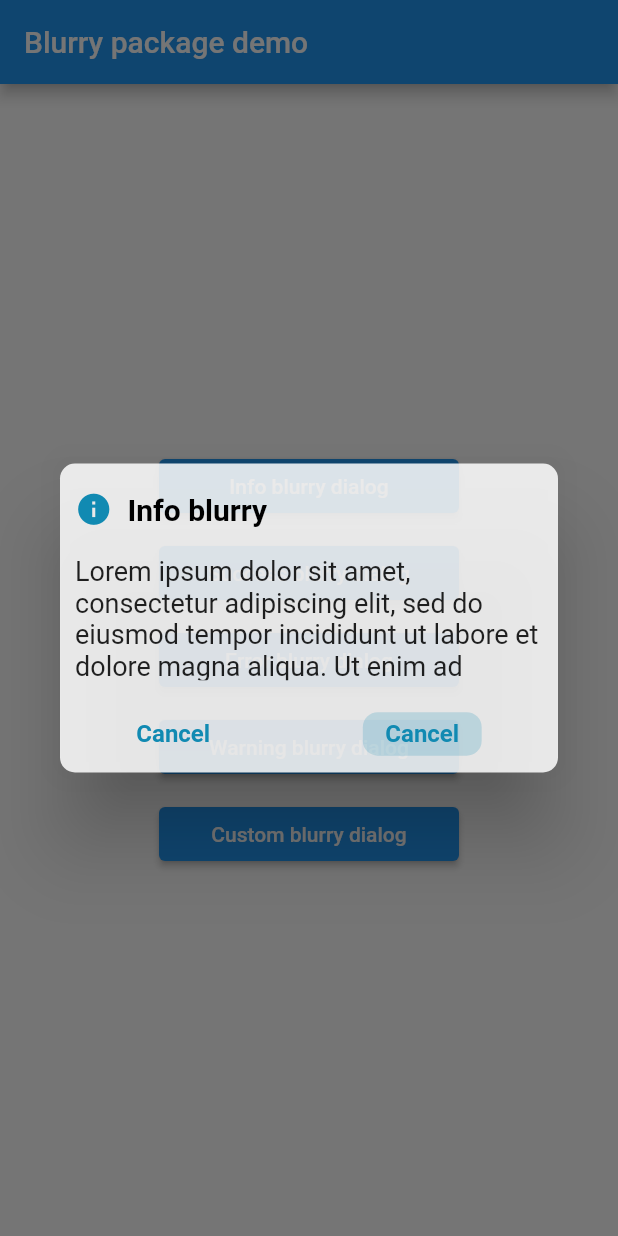
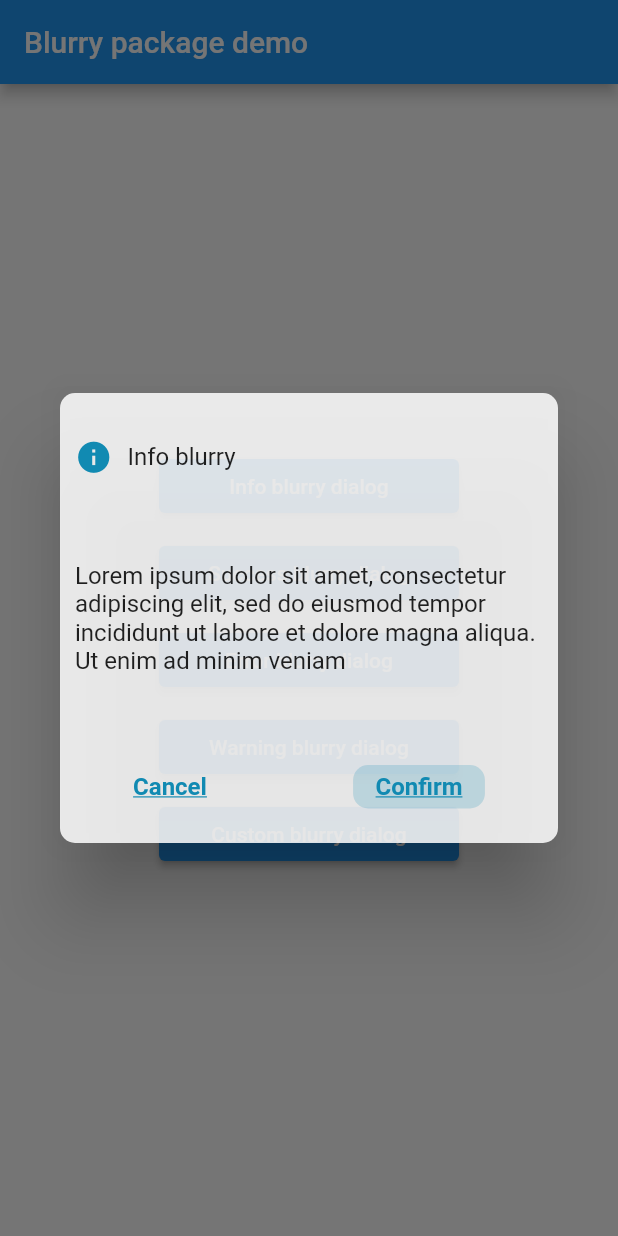
Before and after one commit to koukibadr/Blurry, a Flutter app: the screen it shows after launch, after a tap on "Info blurry dialog", on a phone screen of 412 x 824 dp. Run offline on Flutter 3.47's test engine with Material 2 defaults, Android fonts, the phone set to English and light mode, and no system bars; Roboto replaces fonts that are missing (Zen).

Commit message:
fix button text display, add height parameter to main widget

```diff
--- a/example/lib/main.dart
+++ b/example/lib/main.dart
@@ -48,6 +48,17 @@ class BlurryDemo extends StatelessWidget {
                               description:
                                   'Lorem ipsum dolor sit amet, consectetur adipiscing elit, sed do eiusmod tempor incididunt ut labore et dolore magna aliqua. Ut enim ad minim veniam',
                               confirmButtonText: 'Confirm',
+                              titleTextStyle: const TextStyle(
+                                fontFamily: 'Zen'
+                              ),
+                              popupHeight: 300,
+                              buttonTextStyle: TextStyle(
+                                decoration: TextDecoration.underline,
+                                fontFamily: 'Zen'
+                              ),
+                              descriptionTextStyle: TextStyle(
+                                fontFamily: 'Zen'
+                              ),
                               onConfirmButtonPressed: () {})
                           .show(context);
                     },
--- a/lib/blurry.dart
+++ b/lib/blurry.dart
@@ -23,7 +23,8 @@ class Blurry extends StatelessWidget {
       this.onCancelButtonPressed,
       this.titleTextStyle,
       this.buttonTextStyle,
-      this.descriptionTextStyle})
+      this.descriptionTextStyle,
+      this.popupHeight})
       : super(key: key);
 
   ///info constructor to render info style dialog
@@ -37,7 +38,8 @@ class Blurry extends StatelessWidget {
       this.cancelButtonText = 'Cancel',
       this.titleTextStyle,
       this.buttonTextStyle,
-      this.descriptionTextStyle})
+      this.descriptionTextStyle,
+      this.popupHeight})
       : super(key: key) {
     type = BLURRY_TYPE.info;
     icon = BlurryIcons.infoIcon;
@@ -55,7 +57,8 @@ class Blurry extends StatelessWidget {
       this.cancelButtonText = 'Cancel',
       this.titleTextStyle,
       this.buttonTextStyle,
-      this.descriptionTextStyle})
+      this.descriptionTextStyle,
+      this.popupHeight})
       : super(key: key) {
     type = BLURRY_TYPE.success;
     icon = BlurryIcons.successIcon;
@@ -73,7 +76,8 @@ class Blurry extends StatelessWidget {
       this.cancelButtonText = 'Cancel',
       this.titleTextStyle,
       this.buttonTextStyle,
-      this.descriptionTextStyle})
+      this.descriptionTextStyle,
+      this.popupHeight})
       : super(key: key) {
     type = BLURRY_TYPE.error;
     icon = BlurryIcons.errorIcon;
@@ -91,7 +95,8 @@ class Blurry extends StatelessWidget {
       this.cancelButtonText = 'Cancel',
       this.titleTextStyle,
       this.buttonTextStyle,
-      this.descriptionTextStyle})
+      this.descriptionTextStyle,
+      this.popupHeight})
       : super(key: key) {
     type = BLURRY_TYPE.warning;
     icon = BlurryIcons.warningIcon;
@@ -131,6 +136,8 @@ class Blurry extends StatelessWidget {
   final TextStyle? descriptionTextStyle;
   final TextStyle? buttonTextStyle;
 
+  final double? popupHeight;
+
   late BLURRY_TYPE? type;
 
   ///display the rendered dialog content
@@ -153,7 +160,7 @@ class Blurry extends StatelessWidget {
   Widget build(BuildContext context) {
     Color renderingColor = _getRenderingColorTheme();
     return Container(
-      height: MediaQuery.of(context).size.height * 0.25,
+      height: popupHeight ?? MediaQuery.of(context).size.height * 0.25,
       width: MediaQuery.of(context).size.width,
       decoration: BoxDecoration(
           borderRadius: BorderRadius.circular(10),
@@ -183,10 +190,12 @@ class Blurry extends StatelessWidget {
               child: Padding(
                 padding: const EdgeInsets.all(10),
                 child: Center(
-                  child: Text(
-                    description,
-                    style: descriptionTextStyle ??
-                        DefaultBlurryValues.descriptionDefaultStyle,
+                  child: SingleChildScrollView(
+                    child: Text(
+                      description,
+                      style: descriptionTextStyle ??
+                          DefaultBlurryValues.descriptionDefaultStyle,
+                    ),
                   ),
                 ),
               )),
@@ -227,7 +236,7 @@ class Blurry extends StatelessWidget {
   }
 
   Text _renderButtonText(String text, Color textColor) {
-    return Text(cancelButtonText,
+    return Text(text,
         style: buttonTextStyle == null
             ? TextStyle(fontWeight: FontWeight.bold, color: textColor)
             : buttonTextStyle!.clone(textColor, FontWeight.bold));
```
Also changed, not shown: example/pubspec.yaml (+4 -4 lines), 1 other file.
